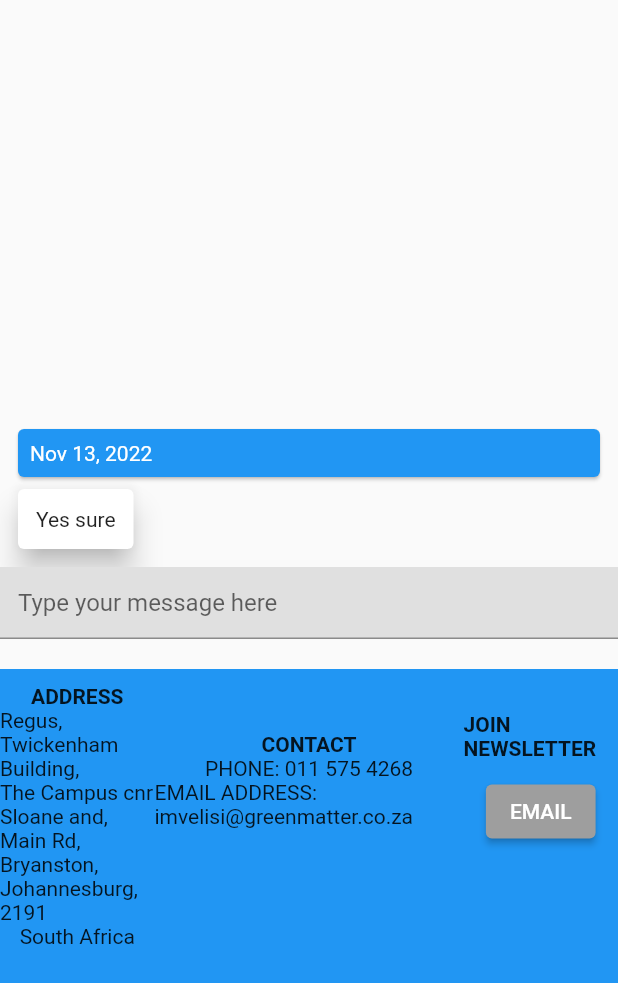
After one commit to zee-programmer91/braintech, a Flutter app: the Chat screen opened directly, on a phone screen of 412 x 824 dp. The commit adds this screen. Shown: the top 983 px of the screen. Run offline on Flutter 3.47's test engine with Material 2 defaults, Android fonts, the light colour scheme and no system bars; drawn by our look-alikes of grouped_list; our stand-ins replace sqflite; missing offline and left inert: dart:html; accounts and stored records are empty.

Commit message:
Added chat view

```diff
--- a/lib/main.dart
+++ b/lib/main.dart
@@ -1,4 +1,5 @@
 import 'package:braintech/views/about.dart';
+import 'package:braintech/views/chat.dart';
 import 'package:braintech/views/contact.dart';
 import 'package:braintech/views/entrepreneurs.dart';
 import 'package:braintech/views/investors.dart';
@@ -95,6 +96,21 @@ class BrainTech extends StatelessWidget {
                 ),
               )
             : Container(),
+        //  Chat View
+        BrainTech.isLoggedIn
+            ? Expanded(
+                flex: 1,
+                child: ElevatedButton(
+                  onPressed: () {
+                    goToChatView(context);
+                  },
+                  child: const Text(
+                    "Chat",
+                    style: TextStyle(fontSize: 20),
+                  ),
+                ),
+              )
+            : Container(),
         //  Login View
         !BrainTech.isLoggedIn
             ? Expanded(
@@ -168,6 +184,14 @@ class BrainTech extends StatelessWidget {
     Navigator.of(context).push(
       MaterialPageRoute(
         builder: (context) => const Entrepreneurs(),
+      ),
+    );
+  }
+
+  static goToChatView(BuildContext context) {
+    Navigator.of(context).push(
+      MaterialPageRoute(
+        builder: (context) => const Chat(),
       ),
     );
   }
--- /dev/null
+++ b/lib/views/chat.dart
@@ -0,0 +1,101 @@
+import 'dart:html';
+
+import 'package:flutter/cupertino.dart';
+import 'package:flutter/material.dart';
+import 'package:grouped_list/grouped_list.dart';
+import 'package:intl/intl.dart';
+
+import '../main.dart';
+
+class Chat extends StatefulWidget {
+  const Chat({Key? key}) : super(key: key);
+
+  @override
+  State<Chat> createState() => _ChatState();
+}
+
+class _ChatState extends State<Chat> {
+  List<Message> messages = [
+    Message(
+      text: "Yes sure",
+      date: DateTime.now().subtract(const Duration(minutes: 1)),
+      isSentByMe: false,
+    ),
+  ].reversed.toList();
+
+  @override
+  Widget build(BuildContext context) {
+    return Scaffold(
+      body: Column(
+        children: [
+          Expanded(
+              child: GroupedListView<Message, DateTime>(
+            reverse: true,
+            padding: const EdgeInsets.all(8),
+            order: GroupedListOrder.DESC,
+            useStickyGroupSeparators: true,
+            floatingHeader: true,
+            elements: messages,
+            groupBy: (message) => DateTime(
+              message.date.year,
+              message.date.month,
+              message.date.day,
+            ),
+            groupHeaderBuilder: (Message message) => SizedBox(
+              height: 40,
+              child: Card(
+                color: Theme.of(context).primaryColor,
+                child: Padding(
+                  padding: const EdgeInsets.all(8),
+                  child: Text(
+                    DateFormat.yMMMd().format(message.date),
+                    style: const TextStyle(color: Colors.white),
+                  ),
+                ),
+              ),
+            ),
+            itemBuilder: (context, Message message) => Align(
+              alignment: message.isSentByMe
+                  ? Alignment.centerRight
+                  : Alignment.centerLeft,
+              child: Card(
+                elevation: 8,
+                child: Padding(
+                  padding: EdgeInsets.all(12),
+                  child: Text(message.text),
+                ),
+              ),
+            ),
+          )),
+          Container(
+            color: Colors.grey.shade300,
+            child: TextField(
+              decoration: const InputDecoration(
+                contentPadding: EdgeInsets.all(12),
+                hintText: "Type your message here",
+              ),
+              onSubmitted: (text) {
+                final message =
+                    Message(text: text, date: DateTime.now(), isSentByMe: true);
+                setState(() {
+                  messages.add(message);
+                });
+              },
+            ),
+          ),
+          BrainTech.space(20),
+          BrainTech.footer()
+        ],
+      ),
+    );
+  }
+}
+
+class Message {
+  final String text;
+  final DateTime date;
+  final bool isSentByMe;
+
+  const Message(
+      {required this.text, required this.date, required this.isSentByMe});
+}
--- a/pubspec.yaml
+++ b/pubspec.yaml
@@ -33,6 +33,8 @@ dependencies:
     sdk: flutter
   sqflite:
   path:
+  grouped_list: ^4.2.0
+  intl: ^0.17.0
 
 
   # The following adds the Cupertino Icons font to your application.
```
Also changed, not shown: pubspec.lock.
